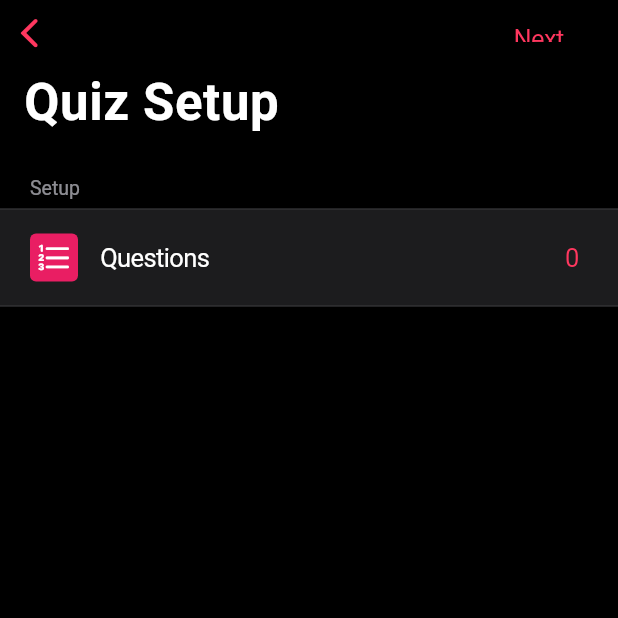
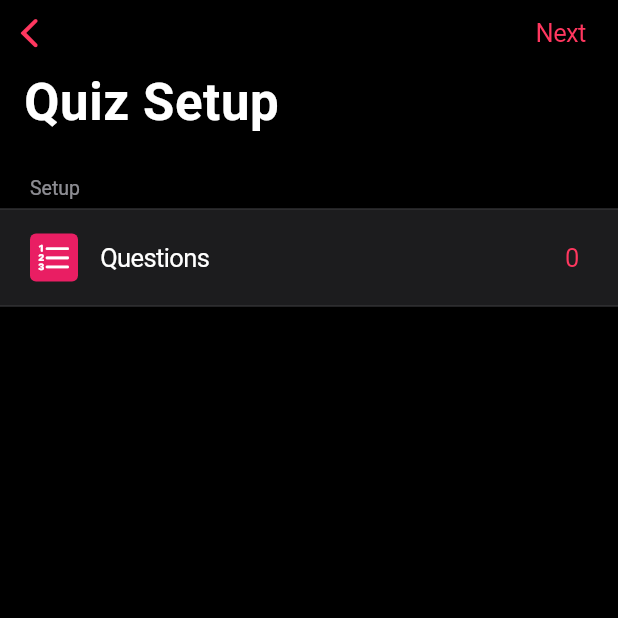
Before and after one commit to alanperezse/quiz_app, a Flutter app: the QuizOptionsScreen screen opened directly with empty values, on a phone screen of 412 x 824 dp, the top half of it. Run offline on Flutter 3.47's test engine with Material 2 defaults, Android fonts, the phone set to English and light mode, and no system bars.

Commit message:
Fixed issue with trailing button padding

```diff
--- a/lib/views/quiz_options.dart
+++ b/lib/views/quiz_options.dart
@@ -50,7 +50,11 @@ class _QuizOptionsScreen extends State<QuizOptionsScreen> {
         slivers: [
           CupertinoSliverNavigationBar(
             largeTitle: const Text('Quiz Setup'),
-            trailing: CupertinoButton(child: const Text('Next'), onPressed: () {}),
+            trailing: CupertinoButton(
+              padding: EdgeInsets.zero,
+              child: const Text('Next'),
+              onPressed: () {}
+            ),
           ),
           SliverFillRemaining(
             child: CupertinoFormSection(
```
